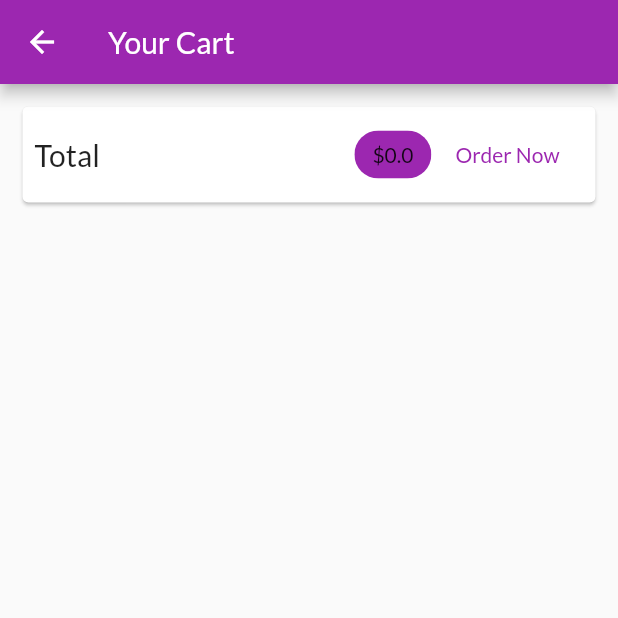
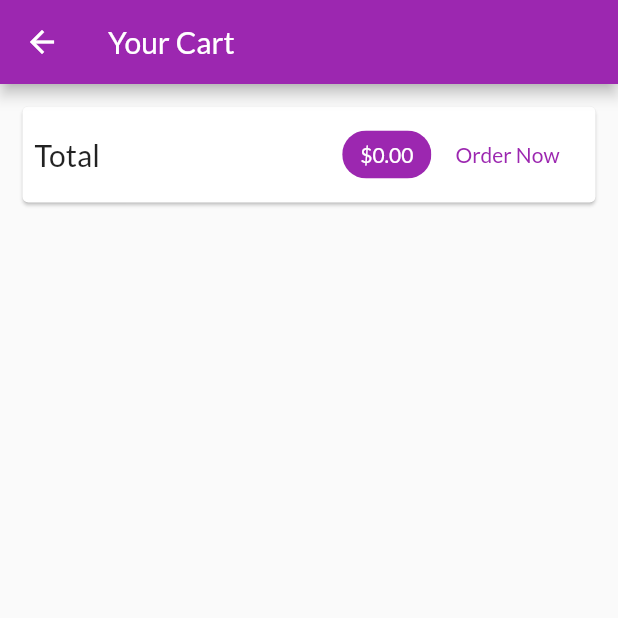
Before and after one commit to shel-luc/shoppingApp, a Flutter app: the CartScreen screen opened by its route, after a tap on "Order Now", on a phone screen of 412 x 824 dp, the top half of it. Run offline on Flutter 3.47's test engine with Material 2 defaults, Android fonts, the phone set to English and light mode, and no system bars; network calls fail.

Commit message:
New update

```diff
--- a/lib/main.dart
+++ b/lib/main.dart
@@ -5,6 +5,8 @@ import './screens/products_overview_screen.dart';
 import './screens/product_detail_screen.dart';
 import './providers/products_provider.dart';
 import 'package:provider/provider.dart';
+import './providers/orders.dart';
+import './screens/orders_screen.dart';
 
 void main() {
   runApp(MyApp());
@@ -22,6 +24,9 @@ class MyApp extends StatelessWidget {
          ChangeNotifierProvider(
           create: (ctx) => Cart(),
         ),
+         ChangeNotifierProvider(
+          create: (ctx) => Orders(),
+        ),
       ],
       child: MaterialApp(
           title: 'MyShop',
@@ -34,6 +39,7 @@ class MyApp extends StatelessWidget {
           routes: {
             ProductDetailScreen.routeName: (ctx) => ProductDetailScreen(),
             CartScreen.routeName: (ctx)=> CartScreen(),
+            OrdersScreen.routeName: (ctx)=> OrdersScreen(),
           }),
     );
   }
--- a/lib/providers/cart.dart
+++ b/lib/providers/cart.dart
@@ -8,12 +8,12 @@ class CartItem {
   final int quantity;
   final double price;
 
-    CartItem({
+  CartItem({
     @required this.id,
     @required this.title,
     @required this.quantity,
     @required this.price,
-});
+  });
 }
 
 class Cart with ChangeNotifier {
@@ -59,4 +59,14 @@ class Cart with ChangeNotifier {
     }
     notifyListeners();
   }
+
+  void removeItem(String productId) {
+    _items.remove(productId);
+    notifyListeners();
+  }
+
+  void clear() {
+    _items = {};
+    notifyListeners();
+  }
 }
--- /dev/null
+++ b/lib/providers/orders.dart
@@ -0,0 +1,39 @@
+import 'package:flutter/material.dart';
+
+import 'package:flutter/foundation.dart';
+import 'package:myShop/providers/cart.dart';
+import './cart.dart';
+
+class OrderItem {
+  final String id;
+  final double amount;
+  final List<CartItem> products;
+  final DateTime dateTime;
+
+  OrderItem({
+    @required this.id,
+    @required this.amount,
+    @required this.products,
+    @required this.dateTime,
+  });
+}
+
+class Orders with ChangeNotifier {
+  List<OrderItem> _orders = [];
+
+  List<OrderItem> get orders {
+    return [..._orders];
+  }
+
+  void addOrder(List<CartItem> cartProducts, double total) {
+    _orders.insert(
+      0,
+      OrderItem(
+          id: DateTime.now().toString(),
+          amount: total,
+          products: cartProducts,
+          dateTime: DateTime.now()),
+    );
+    notifyListeners();
+  }
+}
--- a/lib/screens/cart_screen.dart
+++ b/lib/screens/cart_screen.dart
@@ -1,4 +1,5 @@
 import 'package:flutter/material.dart';
+import '../providers/orders.dart';
 import 'package:provider/provider.dart';
 import '../providers/cart.dart' show Cart;
 import '../widgets/cart_item.dart';
@@ -30,16 +31,20 @@ class CartScreen extends StatelessWidget {
                   Spacer(),
                   Chip(
                     label: Text(
-                      '\$${cart.totalAmount}',
+                      '\$${cart.totalAmount.toStringAsFixed(2)}',
                       style: TextStyle(
-                       // color:
-                         //   Theme.of(context).primaryTextTheme.headline6.color,
+                        color:
+                            Theme.of(context).primaryTextTheme.headline6.color,
                       ),
                     ),
                     backgroundColor: Theme.of(context).primaryColor,
                   ),
                   FlatButton(
-                    onPressed: () {},
+                    onPressed: () {
+                      Provider.of<Orders>(context, listen: false).addOrder(
+                          cart.items.values.toList(), cart.totalAmount);
+                      cart.clear();
+                    },
                     child: Text('Order Now'),
                     textColor: Theme.of(context).primaryColor,
                   )
@@ -54,10 +59,11 @@ class CartScreen extends StatelessWidget {
             child: ListView.builder(
               itemCount: cart.items.length,
               itemBuilder: (ctx, index) => CartItem(
-                id : cart.items.values.toList()[index].id,
-                title : cart.items.values.toList()[index].title,
-                quantity : cart.items.values.toList()[index].quantity,
-                price : cart.items.values.toList()[index].price,
+                id: cart.items.values.toList()[index].id,
+                productId: cart.items.keys.toList()[index],
+                title: cart.items.values.toList()[index].title,
+                quantity: cart.items.values.toList()[index].quantity,
+                price: cart.items.values.toList()[index].price,
               ),
             ),
           ),
--- /dev/null
+++ b/lib/screens/orders_screen.dart
@@ -0,0 +1,25 @@
+import 'package:flutter/material.dart';
+import '../widgets/app_drawer.dart';
+import '../providers/orders.dart' show Orders;
+import 'package:provider/provider.dart';
+import '../widgets/order_item.dart';
+
+class OrdersScreen extends StatelessWidget {
+  static const routeName = '/orders';
+  @override
+  Widget build(BuildContext context) {
+    final orderData = Provider.of<Orders>(context);
+    return Scaffold(
+      appBar: AppBar(
+        title: Text(
+          'Your orders',
+        ),
+      ),
+      drawer: AppDrawer(),
+      body: ListView.builder(
+        itemCount: orderData.orders.length,
+        itemBuilder: (ctx, i) => OrderItem(orderData.orders[i]),
+      ),
+    );
+  }
+}
--- a/lib/screens/products_overview_screen.dart
+++ b/lib/screens/products_overview_screen.dart
@@ -4,6 +4,7 @@ import 'package:provider/provider.dart';
 import '../widgets/badge.dart';
 import '../widgets/product_grid.dart';
 import '../providers/cart.dart';
+import '../widgets/app_drawer.dart';
 
 enum FilterOptions {
   Favorites,
@@ -59,6 +60,7 @@ class _ProductOverviewScreenState extends State<ProductOverviewScreen> {
           ),
         ],
       ),
+      drawer: AppDrawer(),
       body: ProductGrid(_showOnlyFavorites),
     );
   }
--- /dev/null
+++ b/lib/widgets/order_item.dart
@@ -0,0 +1,66 @@
+import 'dart:math';
+import 'package:flutter/material.dart';
+import 'package:intl/intl.dart';
+import '../providers/orders.dart' as ord;
+
+class OrderItem extends StatefulWidget {
+  final ord.OrderItem order;
+  OrderItem(this.order);
+
+  @override
+  _OrderItemState createState() => _OrderItemState();
+}
+
+class _OrderItemState extends State<OrderItem> {
+  var _expanded = false;
+  @override
+  Widget build(BuildContext context) {
+    return Card(
+      margin: EdgeInsets.all(10),
+      child: Column(
+        children: [
+          ListTile(
+            title: Text('\$${widget.order.amount}'),
+            subtitle: Text(
+              DateFormat('dd/mm/yyyy hh:mm').format(widget.order.dateTime),
+            ),
+            trailing: IconButton(
+              icon:Icon( _expanded ? Icons.expand_less : Icons.expand_more),
+              onPressed: () {
+                setState(() {
+                  _expanded = !_expanded;
+                });
+              },
+            ),
+          ),
+          if (_expanded)
+            Container(
+              padding: EdgeInsets.symmetric(horizontal: 15, vertical: 4),
+              height: min(widget.order.products.length * 20.0 + 10, 100),
+              child: ListView(
+                children: widget.order.products
+                    .map((prod) => Row(
+                      mainAxisAlignment: MainAxisAlignment.spaceBetween,
+                          children: [
+                            Text(
+                              prod.title,
+                              style: TextStyle(
+                                  fontSize: 18, fontWeight: FontWeight.bold),
+                            ),
+                            Text(
+                              '${prod.quantity}x \$${prod.price}',
+                              style: TextStyle(
+                                fontSize: 18,
+                                color: Colors.grey,
+                              ),
+                            ),
+                          ],
+                        ))
+                    .toList(),
+              ),
+            )
+        ],
+      ),
+    );
+  }
+}
--- a/pubspec.yaml
+++ b/pubspec.yaml
@@ -24,6 +24,7 @@ dependencies:
   flutter:
     sdk: flutter
   provider: ^4.3.2+3
+  intl: ^0.16.1
 
   # The following adds the Cupertino Icons font to your application.
   # Use with the CupertinoIcons class for iOS style icons.
```
Also changed, not shown: lib/screens/product_detail_screen.dart (+40 -1 lines), lib/widgets/app_drawer.dart (added, +35 -0 lines), lib/widgets/cart_item.dart (+25 -1 lines), pubspec.lock.
